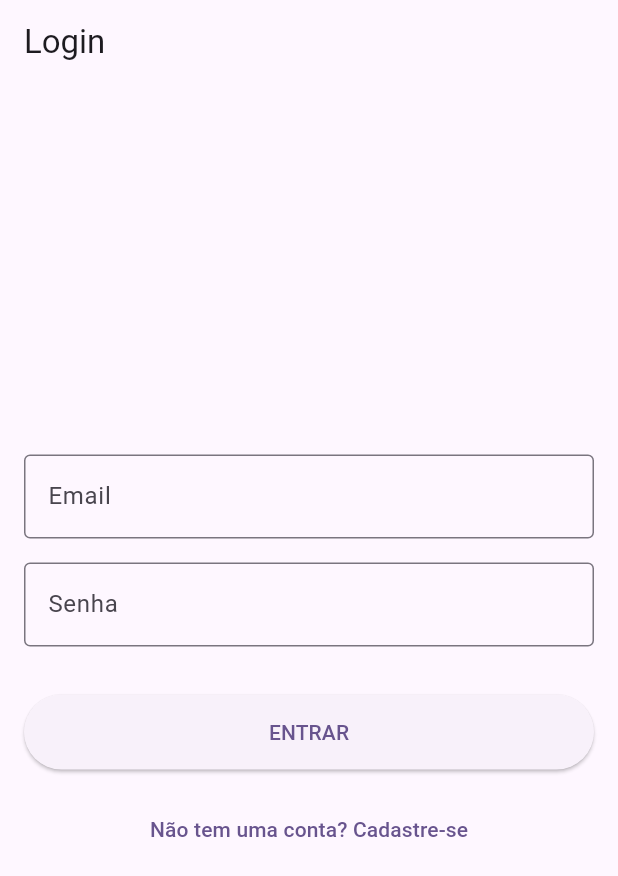
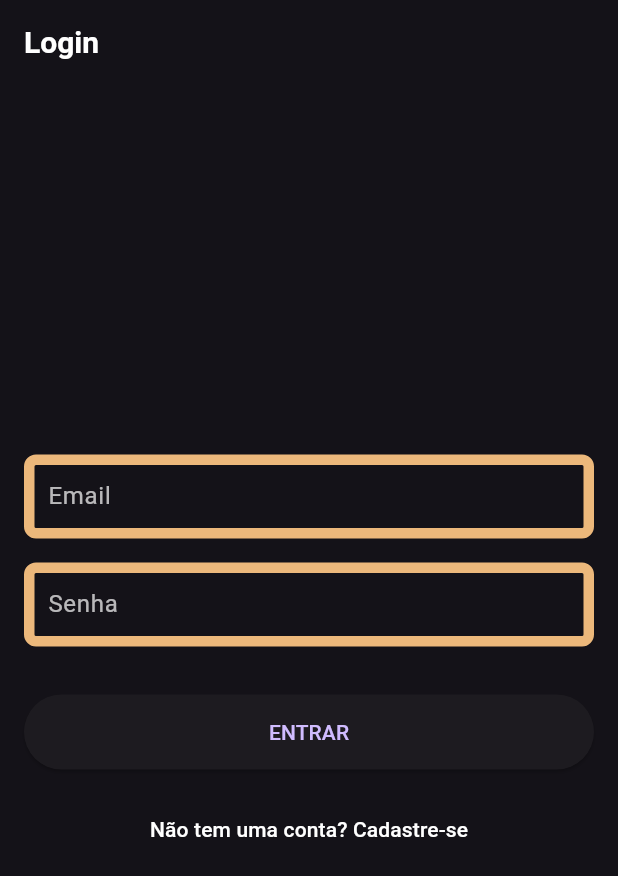
Before and after one commit to Samuelribeiro99/the-championship-manager, a Flutter app: the screen it shows after launch, on a phone screen of 412 x 824 dp. Shown: the top 876 px of the screen. Run offline on Flutter 3.47's test engine with Material 3 defaults, Android fonts, the light colour scheme and no system bars; our stand-ins replace firebase_auth, firebase_core; accounts and stored records are empty.

Commit message:
<FEAT>[Adicionando plano de fundo e padronização de formatação visual nos campos e botões]
Desta forma todos botões e campos de preenchimento terão o mesmo visual

```diff
--- a/app/lib/main.dart
+++ b/app/lib/main.dart
@@ -3,6 +3,7 @@ import 'package:firebase_core/firebase_core.dart';
 import 'firebase_options.dart';
 import 'package:firebase_auth/firebase_auth.dart';
 import 'auth_page.dart';
+import 'package:app/theme/app_colors.dart';
 
 Future<void> main() async {
   WidgetsFlutterBinding.ensureInitialized();
@@ -19,24 +20,68 @@ class MyApp extends StatelessWidget {
   @override
   Widget build(BuildContext context) {
     return MaterialApp(
-      title: 'Flutter Demo',
+      title: 'The Championship Manager', // Você pode alterar o título aqui
+
+      // --- INÍCIO DA MUDANÇA DO TEMA ---
       theme: ThemeData(
-        // This is the theme of your application.
-        //
-        // TRY THIS: Try running your application with "flutter run". You'll see
-        // the application has a purple toolbar. Then, without quitting the app,
-        // try changing the seedColor in the colorScheme below to Colors.green
-        // and then invoke "hot reload" (save your changes or press the "hot
-        // reload" button in a Flutter-supported IDE, or press "r" if you used
-        // the command line to start the app).
-        //
-        // Notice that the counter didn't reset back to zero; the application
-        // state is not lost during the reload. To reset the state, use hot
-        // restart instead.
-        //
-        // This works for code too, not just values: Most code changes can be
-        // tested with just a hot reload.
-        colorScheme: ColorScheme.fromSeed(seedColor: Colors.deepPurple),
+        // Ponto de partida para um tema escuro, com fontes claras por padrão
+        brightness: Brightness.dark,
+
+        // Cor de destaque (opcional, pode ajustar)
+        primarySwatch: Colors.green,
+
+        // Define o estilo padrão para TODAS as AppBars do seu app
+        appBarTheme: const AppBarTheme(
+          titleTextStyle: TextStyle(
+            color: Colors.white,
+            fontSize: 20,
+            fontWeight: FontWeight.bold,
+          ),
+        ),
+
+        // Define o estilo padrão para TODOS os TextFields
+        inputDecorationTheme: InputDecorationTheme(
+          // Cor do texto do label (ex: "Email", "Senha")
+          labelStyle: TextStyle(color: Colors.white70), // Um branco mais suave
+
+          // Estilo da borda quando o campo não está focado
+          enabledBorder: OutlineInputBorder(
+            borderRadius: BorderRadius.circular(8.0),
+            borderSide: BorderSide(
+              width: 7.0,
+              color: AppColors.borderYellow,
+            ), // Um branco transparente
+          ),
+
+          // Estilo da borda quando o campo está focado
+          focusedBorder: OutlineInputBorder(
+            borderRadius: BorderRadius.circular(8.0),
+            borderSide: BorderSide(
+              width: 5.0,
+              color: AppColors.borderYellow,
+            ),
+          ),
+        ),
+
+        // Define o estilo padrão para TODOS os TextButtons
+        textButtonTheme: TextButtonThemeData(
+          style: TextButton.styleFrom(
+            foregroundColor: Colors.white, // Cor do texto do TextButton
+          ),
+        ),
+        outlinedButtonTheme: OutlinedButtonThemeData(
+          style: OutlinedButton.styleFrom(
+            foregroundColor: AppColors.borderYellow,
+            minimumSize: const Size(50, 50),
+            side: const BorderSide(
+              width: 7.0,
+              color: AppColors.borderYellow,
+            ),
+            shape: RoundedRectangleBorder(
+              borderRadius: BorderRadius.circular(8.0),
+            ),
+          ),
+        ),
       ),
       home: const AuthPage(),
     );
--- /dev/null
+++ b/app/lib/theme/app_colors.dart
@@ -0,0 +1,9 @@
+// Em lib/theme/app_colors.dart
+import 'package:flutter/material.dart';
+
+class AppColors {
+  static const Color borderYellow = Color(0xFFECB87B);
+  static const Color primaryGreen = Color(0xFF0F4521);
+  // static const Color successGreen = Color(0xFF2E7D32);
+  // static const Color errorRed = Color(0xFFC62828);
+}
--- a/app/pubspec.yaml
+++ b/app/pubspec.yaml
@@ -60,9 +60,8 @@ flutter:
   uses-material-design: true
 
   # To add assets to your application, add an assets section, like this:
-  # assets:
-  #   - images/a_dot_burr.jpeg
-  #   - images/a_dot_ham.jpeg
+  assets:
+    - assets/images/
 
   # An image asset can refer to one or more resolution-specific "variants", see
   # https://flutter.dev/to/resolution-aware-images
```
Also changed, not shown: app/lib/widgets/background_scaffold.dart (added, +46 -0 lines), app/assets/images/background.jpg (added).
